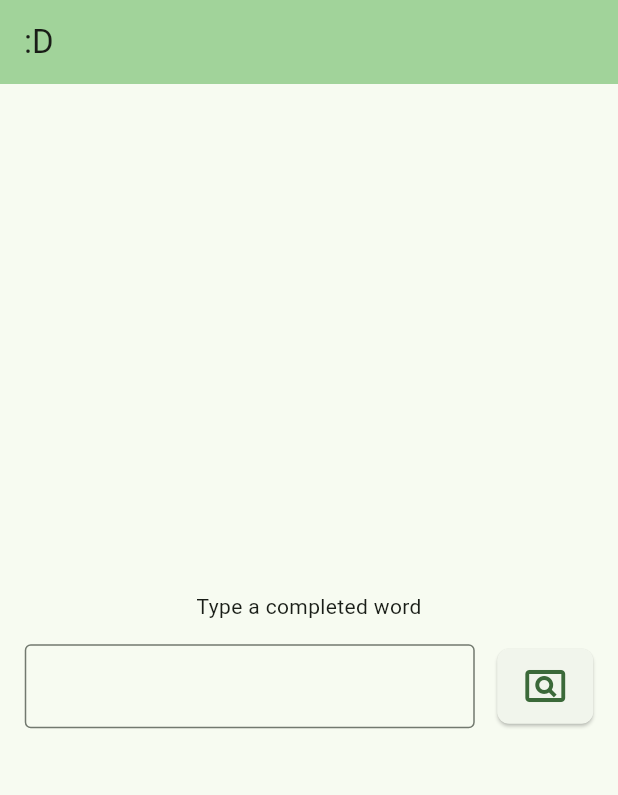
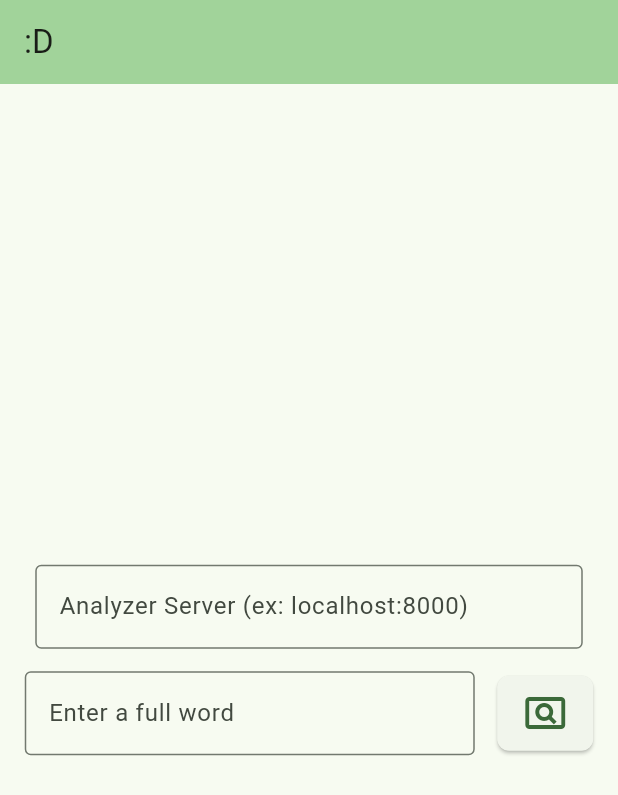
Before and after one commit to Lillyliv7/Kalaallisut-Dictionary, a Flutter app: the screen it shows after launch, after a tap on the "pageview" icon, on a phone screen of 412 x 824 dp. Shown: the top 795 px of the screen. Run offline on Flutter 3.47's test engine with Material 3 defaults, Android fonts, the phone set to English and light mode, and no system bars; network calls fail.

Commit message:
start work on word analyzer server support

```diff
--- a/kalaallisutdictionary/lib/main.dart
+++ b/kalaallisutdictionary/lib/main.dart
@@ -5,26 +5,21 @@ void main() {
   runApp(const MyApp());
 }
 
-Future<String?> _apiRequest(String _searchTerm) async {
-  // 1. Define the URL
+Future<String?> _dictionaryRequest(String _searchTerm) async {
   var url = Uri.parse('https://ordbog.gl/callback.php');
-  // 2. Define the form data
-  // The http package will automatically URL-encode these keys and values.
   var body = {
     'a': 'search',
     'q': _searchTerm,
-    'opts[df]': '0',
-    'opts[cs]': '0',
-    'opts[ww]': '0',
-    'opts[pm]': '1',
-    'opts[xd]': '0',
-    'opts[d]': '401',
+    'opts[df]': '0',   // search in definitions as well
+    'opts[cs]': '0',   // case sensitive
+    'opts[ww]': '0',   // match whole word
+    'opts[pm]': '1',   // match from start of word only
+    'opts[xd]': '0',   // match diacritics exactly
+    'opts[d]':  '401', // dictionary of the west greenland eskimo language, 1927
   };
 
   try {
-    // 3. Make the POST request
     var response = await http.post(url, body: body);
-    // 4. Handle the response
     if (response.statusCode == 200) {
       print('Request successful!');
       print('Response body: ${response.body}');
@@ -37,6 +32,29 @@ Future<String?> _apiRequest(String _searchTerm) async {
   }
   return null;
 }
+
+Future<String?> _analyzerRequest(String _URL, String _searchTerm) async {
+  final url = Uri.parse(_URL + "/analyze?word=" + _searchTerm);
+  print(url);
+
+
+  try {
+    final response = await http.get(url);
+    if (response.statusCode == 200) {
+      print('Request successful!');
+      print('Response body: ${response.body}');
+      return response.body;
+    } else {
+      print('Request failed with status: ${response.statusCode}.');
+    }
+  } catch (e) {
+    print('An error occurred: $e');
+  }
+  return null;
+
+
+}
+
 
 class MyApp extends StatelessWidget {
   const MyApp({super.key});
@@ -64,9 +82,11 @@ class WordAnalyserPage extends StatefulWidget {
 class _WordAnalyserPageState extends State<WordAnalyserPage> {
 //https://ordbog.gl/callback.php
   String _textValue = '';
+  String _analyzerServer = '';
 
-  void _searchDatabase() {
-    _apiRequest(_textValue);
+  void _searchDictionary() {
+    _dictionaryRequest(_textValue);
+
   }
 
   @override
@@ -80,7 +100,18 @@ class _WordAnalyserPageState extends State<WordAnalyserPage> {
         child: Column(
           mainAxisAlignment: .center,
           children: [
-            Text('Type a completed word'),
+            ConstrainedBox (
+                  constraints: BoxConstraints(maxWidth: 365),
+                  child: TextField(
+                    decoration: InputDecoration(
+                      hintText: 'Analyzer Server (ex: localhost:8000)',
+                      border: OutlineInputBorder(),
+                    ),
+                    onChanged: (text) {
+                      setState(() { _analyzerServer = text; });
+                    },
+                  )
+            ),
             SizedBox(height: 15),
             Row (
               mainAxisAlignment: .center,
@@ -89,6 +120,7 @@ class _WordAnalyserPageState extends State<WordAnalyserPage> {
                   constraints: BoxConstraints(maxWidth: 300),
                   child: TextField(
                     decoration: InputDecoration(
+                      hintText: 'Enter a full word',
                       border: OutlineInputBorder(),
                     ),
                     onChanged: (text) {
@@ -98,12 +130,12 @@ class _WordAnalyserPageState extends State<WordAnalyserPage> {
                 ),
                 SizedBox(width: 15),
                 ElevatedButton(
-                  onPressed: _searchDatabase,
+                  onPressed: _searchDictionary,
                   style: ElevatedButton.styleFrom(
                     fixedSize: const Size(50, 50),
-                    padding: EdgeInsets.zero, // Essential for small squares
+                    padding: EdgeInsets.zero,
                     shape: RoundedRectangleBorder(
-                      borderRadius: BorderRadius.circular(8), // Adjust for corner sharpness
+                      borderRadius: BorderRadius.circular(8),
                     ),
                   ),
                   child: const Icon(Icons.pageview_outlined, size:32),
```
Lines whose indentation alone changed are shown as unchanged.
